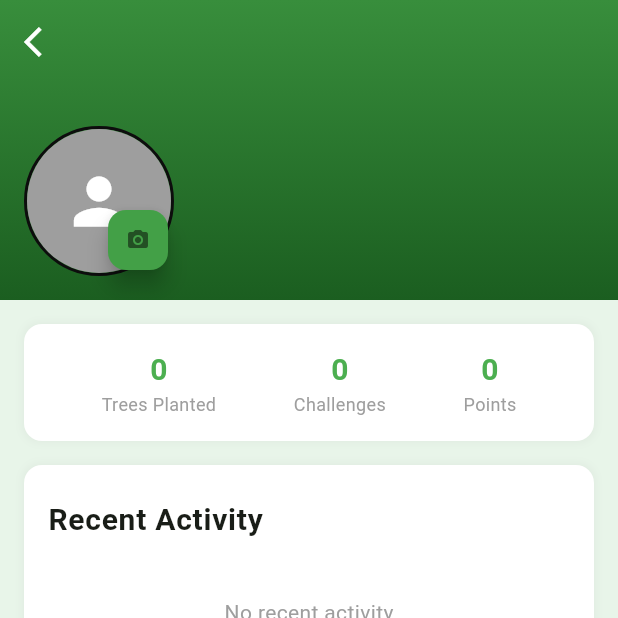
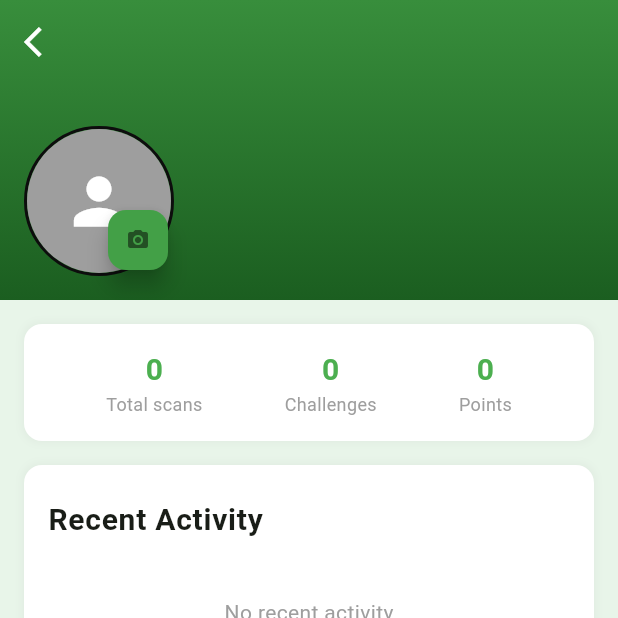
Before and after one commit to jmsespana/AIGrove, a Flutter app: the ProfilePage screen opened directly, on a phone screen of 412 x 824 dp, the top half of it. Run offline on Flutter 3.47's test engine with Material 3 defaults, Android fonts, the phone set to English and light mode, and no system bars; our stand-ins replace fl_chart, flutter_map, font_awesome_flutter, geolocator, image_picker, latlong2 and 2 more; accounts and stored records are empty.

Commit message:
feat: update profile_page

```diff
--- a/lib/pages/profile_page.dart
+++ b/lib/pages/profile_page.dart
@@ -382,7 +382,7 @@ class _ProfilePageState extends State<ProfilePage> {
                                 mainAxisAlignment:
                                     MainAxisAlignment.spaceEvenly,
                                 children: [
-                                  _buildStatColumn('Trees Planted', '0'),
+                                  _buildStatColumn('Total scans', '0'),
                                   _buildStatColumn('Challenges', '0'),
                                   _buildStatColumn('Points', '0'),
                                 ],
```
